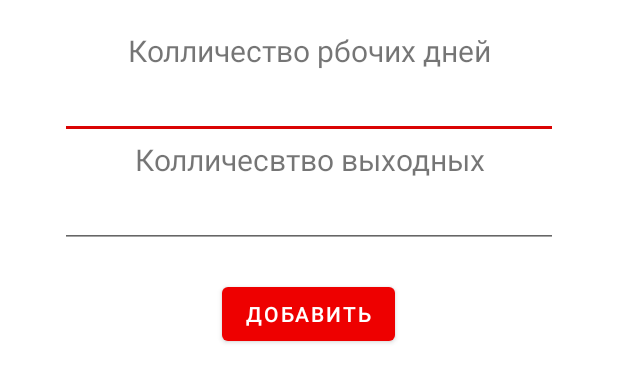
After one commit to denfad/DKCproject, an Android app: the layout settings_activity.xml on its own in the app's theme, with its tools: preview values and no code run, on a phone screen of 412 x 824 dp. The commit adds this screen. Shown: the top 382 px of the screen. Run offline under Robolectric (Android 15) with nearby library versions, the phone set to English and light mode, and no system bars.

Commit message:
add biblioteca

```diff
--- a/app/build.gradle
+++ b/app/build.gradle
@@ -27,6 +27,7 @@ dependencies {
     implementation 'androidx.appcompat:appcompat:1.2.0'
     implementation 'sun.bob:mcalendarview:1.0.0'
     implementation 'androidx.constraintlayout:constraintlayout:2.0.1'
+    implementation 'com.google.android.material:material:1.3.0-alpha03'
     testImplementation 'junit:junit:4.12'
     androidTestImplementation 'androidx.test.ext:junit:1.1.2'
     androidTestImplementation 'androidx.test.espresso:espresso-core:3.3.0'
--- a/app/src/main/AndroidManifest.xml
+++ b/app/src/main/AndroidManifest.xml
@@ -10,6 +10,10 @@
             android:supportsRtl="true"
             android:theme="@style/AppTheme">
         <activity android:name=".MainActivity">
+
+        </activity>
+
+        <activity android:name=".SettingsActivity">
             <intent-filter>
                 <action android:name="android.intent.action.MAIN" />
 
--- /dev/null
+++ b/app/src/main/res/layout/settings_activity.xml
@@ -0,0 +1,53 @@
+<?xml version="1.0" encoding="utf-8"?>
+<androidx.constraintlayout.widget.ConstraintLayout
+        xmlns:android="http://schemas.android.com/apk/res/android"
+        xmlns:app="http://schemas.android.com/apk/res-auto"
+        android:layout_width="match_parent" android:layout_height="match_parent">
+
+    <LinearLayout
+            android:layout_width="match_parent"
+            android:layout_height="match_parent"
+            android:orientation="vertical"
+            android:paddingTop="20dp"
+            app:layout_constraintStart_toStartOf="parent"
+            app:layout_constraintTop_toTopOf="parent">
+
+        <TextView
+                android:layout_width="match_parent"
+                android:layout_height="wrap_content"
+                android:textSize="20sp"
+                android:textAlignment="center"
+                android:text="Колличество рбочих дней" />
+
+        <EditText
+                android:id="@+id/numWork"
+                android:layout_width="match_parent"
+                android:layout_height="wrap_content"
+                android:layout_marginHorizontal="40dp"
+                android:ems="10"
+                android:inputType="number" />
+
+        <TextView
+                android:layout_width="match_parent"
+                android:layout_height="wrap_content"
+                android:textSize="20sp"
+                android:textAlignment="center"
+                android:text="Колличесвтво выходных" />
+
+        <EditText
+                android:id="@+id/numWeek"
+                android:layout_width="match_parent"
+                android:layout_height="wrap_content"
+                android:layout_marginHorizontal="40dp"
+                android:ems="10"
+                android:inputType="number" />
+
+        <Button
+                android:layout_marginVertical="20dp"
+                android:id="@+id/button"
+                android:layout_gravity="center"
+                android:layout_width="wrap_content"
+                android:layout_height="wrap_content"
+                android:text="Добавить" />
+    </LinearLayout>
+</androidx.constraintlayout.widget.ConstraintLayout>
--- a/app/src/main/res/values/styles.xml
+++ b/app/src/main/res/values/styles.xml
@@ -1,6 +1,6 @@
 <resources>
     <!-- Base application theme. -->
-    <style name="AppTheme" parent="Theme.AppCompat.Light.NoActionBar">
+    <style name="AppTheme" parent="Theme.MaterialComponents.Light.NoActionBar">
         <!-- Customize your theme here. -->
         <item name="colorPrimary">@color/colorPrimary</item>
         <item name="colorPrimaryDark">@color/colorPrimaryDark</item>
```
Also changed, not shown: app/src/main/java/ru/denfad/dkcproject/MainActivity.java (+42 -5 lines), app/src/main/java/ru/denfad/dkcproject/SettingsActivity.java (added, +36 -0 lines), app/src/main/res/layout/activity_main.xml (+40 -5 lines).
